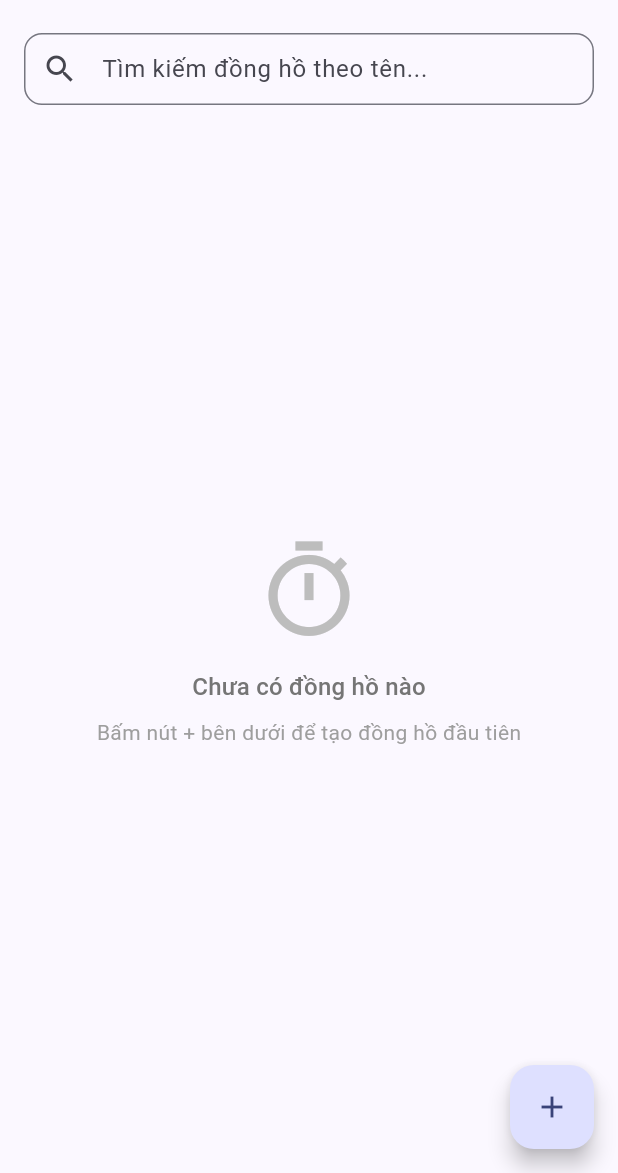
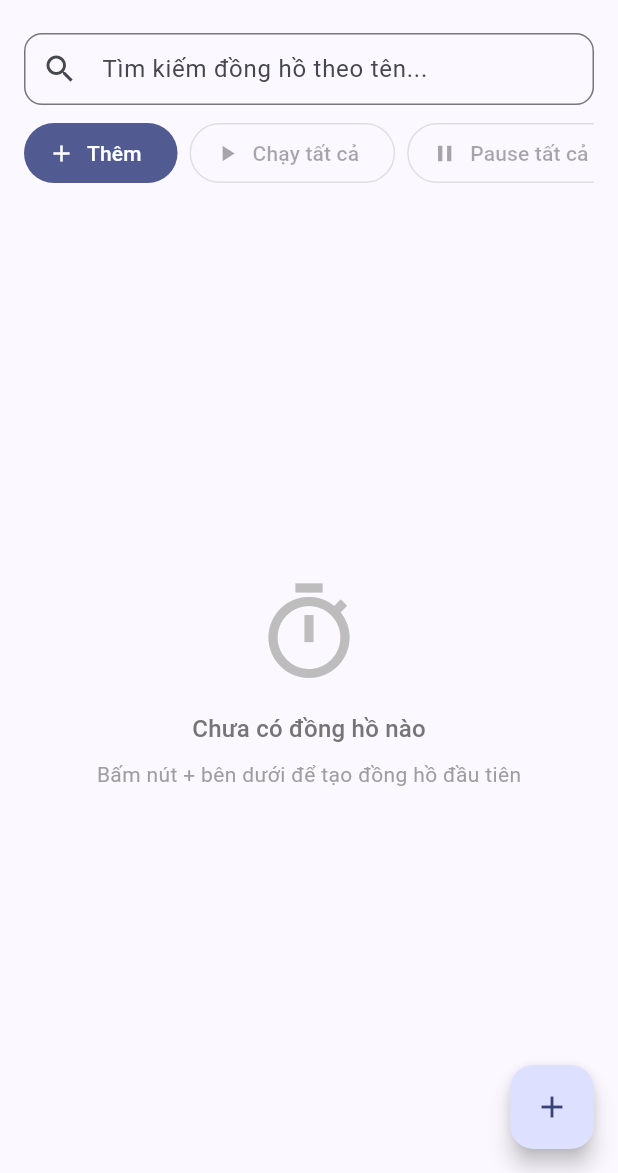
Before and after one commit to cityengin/multi-stopwatch, a Flutter app: the screen it shows after launch, on a phone screen of 412 x 824 dp, the part 63-1236 px from its top. Run offline on Flutter 3.47's test engine with Material 3 defaults, Android fonts, the phone set to English and light mode, and no system bars; our stand-ins replace shared_preferences.

Commit message:
feat(ui): add batch operations toolbar to home screen

```diff
--- a/lib/ui/screens/home_screen.dart
+++ b/lib/ui/screens/home_screen.dart
@@ -90,7 +90,9 @@ class _HomeScreenState extends State<HomeScreen> {
 
   void _showErrorSnackBar(String message) {
     if (!mounted) return;
-    ScaffoldMessenger.of(context).showSnackBar(
+    ScaffoldMessenger.of(context)
+      ..hideCurrentSnackBar()
+      ..showSnackBar(
         SnackBar(content: Text(message), backgroundColor: Colors.red.shade700),
       );
   }
@@ -137,6 +139,89 @@ class _HomeScreenState extends State<HomeScreen> {
       _showErrorSnackBar(msg);
     } on StorageException {
       _showErrorSnackBar('Lỗi lưu trữ, đã hoàn tác');
+    }
+  }
+
+  Future<void> _handleRunAll() async {
+    try {
+      await _service.runAll();
+    } on StorageException {
+      _showErrorSnackBar('Lỗi lưu trữ khi chạy tất cả');
+    } catch (e) {
+      _showErrorSnackBar('Không thể chạy tất cả: $e');
+    }
+  }
+
+  Future<void> _handlePauseAll() async {
+    try {
+      await _service.pauseAll();
+    } on StorageException {
+      _showErrorSnackBar('Lỗi lưu trữ khi tạm dừng tất cả');
+    } catch (e) {
+      _showErrorSnackBar('Không thể tạm dừng tất cả: $e');
+    }
+  }
+
+  Future<void> _confirmResetAll(int count) async {
+    final confirmed = await showDialog<bool>(
+      context: context,
+      builder: (dialogContext) => AlertDialog(
+        title: const Text('Xác nhận reset tất cả'),
+        content: Text('Reset toàn bộ $count đồng hồ về 00:00 và xóa hết lap?'),
+        actions: [
+          TextButton(
+            onPressed: () => Navigator.of(dialogContext).pop(false),
+            child: const Text('Hủy'),
+          ),
+          FilledButton(
+            onPressed: () => Navigator.of(dialogContext).pop(true),
+            child: const Text('Reset'),
+          ),
+        ],
+      ),
+    );
+
+    if (confirmed == true && mounted) {
+      try {
+        await _service.resetAll();
+      } on StorageException {
+        _showErrorSnackBar('Lỗi lưu trữ khi reset tất cả');
+      } catch (e) {
+        _showErrorSnackBar('Không thể reset tất cả: $e');
+      }
+    }
+  }
+
+  Future<void> _confirmDeleteAll(int count) async {
+    final confirmed = await showDialog<bool>(
+      context: context,
+      builder: (dialogContext) => AlertDialog(
+        title: const Text('Xác nhận xóa tất cả'),
+        content: Text(
+          'Xóa toàn bộ $count đồng hồ? Hành động này không thể hoàn tác.',
+        ),
+        actions: [
+          TextButton(
+            onPressed: () => Navigator.of(dialogContext).pop(false),
+            child: const Text('Hủy'),
+          ),
+          FilledButton(
+            style: FilledButton.styleFrom(backgroundColor: Colors.red),
+            onPressed: () => Navigator.of(dialogContext).pop(true),
+            child: const Text('Xóa'),
+          ),
+        ],
+      ),
+    );
+
+    if (confirmed == true && mounted) {
+      try {
+        await _service.deleteAll();
+      } on StorageException {
+        _showErrorSnackBar('Lỗi lưu trữ khi xóa tất cả');
+      } catch (e) {
+        _showErrorSnackBar('Không thể xóa tất cả: $e');
+      }
     }
   }
 
@@ -503,17 +588,139 @@ class _HomeScreenState extends State<HomeScreen> {
                 }
 
                 final tasks = snapshot.data ?? const <TaskSnapshot>[];
+                final canRunAll = tasks.any(
+                  (t) =>
+                      t.status == TaskStatus.idle ||
+                      t.status == TaskStatus.paused,
+                );
+                final canPauseAll = tasks.any(
+                  (t) => t.status == TaskStatus.running,
+                );
+                final canResetAll = tasks.isNotEmpty;
+                final canDeleteAll = tasks.isNotEmpty;
 
+                return Column(
+                  children: [
+                    _buildBatchActionBar(
+                      context,
+                      tasks: tasks,
+                      canRunAll: canRunAll,
+                      canPauseAll: canPauseAll,
+                      canResetAll: canResetAll,
+                      canDeleteAll: canDeleteAll,
+                    ),
+                    Expanded(child: _buildTasksList(context, tasks)),
+                  ],
+                );
+              },
+            ),
+          ),
+        ],
+      ),
+      floatingActionButton: FloatingActionButton(
+        key: const Key('add_task_fab'),
+        onPressed: _showCreateTaskDialog,
+        tooltip: 'Thêm đồng hồ',
+        child: const Icon(Icons.add),
+      ),
+    );
+  }
+
+  Widget _buildBatchActionBar(
+    BuildContext context, {
+    required List<TaskSnapshot> tasks,
+    required bool canRunAll,
+    required bool canPauseAll,
+    required bool canResetAll,
+    required bool canDeleteAll,
+  }) {
+    return LayoutBuilder(
+      builder: (context, constraints) {
+        final isCompact = constraints.maxWidth < 600;
+
+        return Padding(
+          padding: const EdgeInsets.fromLTRB(16, 4, 16, 4),
+          child: SingleChildScrollView(
+            scrollDirection: Axis.horizontal,
+            child: Row(
+              children: [
+                Tooltip(
+                  message: 'Thêm đồng hồ',
+                  child: FilledButton.icon(
+                    key: const Key('batch_add_btn'),
+                    icon: const Icon(Icons.add, size: 18),
+                    label: isCompact
+                        ? const Text('Thêm')
+                        : const Text('Thêm đồng hồ'),
+                    onPressed: _showCreateTaskDialog,
+                  ),
+                ),
+                const SizedBox(width: 8),
+                Tooltip(
+                  message: 'Chạy tất cả',
+                  child: OutlinedButton.icon(
+                    key: const Key('batch_run_all_btn'),
+                    icon: const Icon(Icons.play_arrow, size: 18),
+                    label: const Text('Chạy tất cả'),
+                    onPressed: canRunAll ? _handleRunAll : null,
+                  ),
+                ),
+                const SizedBox(width: 8),
+                Tooltip(
+                  message: 'Pause tất cả',
+                  child: OutlinedButton.icon(
+                    key: const Key('batch_pause_all_btn'),
+                    icon: const Icon(Icons.pause, size: 18),
+                    label: const Text('Pause tất cả'),
+                    onPressed: canPauseAll ? _handlePauseAll : null,
+                  ),
+                ),
+                const SizedBox(width: 8),
+                Tooltip(
+                  message: 'Reset tất cả',
+                  child: OutlinedButton.icon(
+                    key: const Key('batch_reset_all_btn'),
+                    icon: const Icon(Icons.restart_alt, size: 18),
+                    label: const Text('Reset tất cả'),
+                    onPressed: canResetAll
+                        ? () => _confirmResetAll(tasks.length)
+                        : null,
+                  ),
+                ),
+                const SizedBox(width: 8),
+                Tooltip(
+                  message: 'Xóa tất cả',
+                  child: OutlinedButton.icon(
+                    key: const Key('batch_delete_all_btn'),
+                    style: OutlinedButton.styleFrom(
+                      foregroundColor: Colors.red,
+                      iconColor: Colors.red,
+                      side: canDeleteAll
+                          ? BorderSide(color: Colors.red.shade300)
+                          : null,
+                    ),
+                    icon: const Icon(Icons.delete_outline, size: 18),
+                    label: const Text('Xóa tất cả'),
+                    onPressed: canDeleteAll
+                        ? () => _confirmDeleteAll(tasks.length)
+                        : null,
+                  ),
+                ),
+              ],
+            ),
+          ),
+        );
+      },
+    );
+  }
+
+  Widget _buildTasksList(BuildContext context, List<TaskSnapshot> tasks) {
     if (tasks.isEmpty) {
       return Center(
         child: Column(
           mainAxisSize: MainAxisSize.min,
           children: [
-                        Icon(
-                          Icons.timer_outlined,
-                          size: 72,
-                          color: Colors.grey.shade400,
-                        ),
+            Icon(Icons.timer_outlined, size: 72, color: Colors.grey.shade400),
             const SizedBox(height: 16),
             Text(
               'Chưa có đồng hồ nào',
@@ -534,20 +741,14 @@ class _HomeScreenState extends State<HomeScreen> {
     final query = _searchQuery.trim().toLowerCase();
     final filteredTasks = query.isEmpty
         ? tasks
-                    : tasks
-                          .where((t) => t.name.toLowerCase().contains(query))
-                          .toList();
+        : tasks.where((t) => t.name.toLowerCase().contains(query)).toList();
 
     if (filteredTasks.isEmpty) {
       return Center(
         child: Column(
           mainAxisSize: MainAxisSize.min,
           children: [
-                        Icon(
-                          Icons.search_off,
-                          size: 64,
-                          color: Colors.grey.shade400,
-                        ),
+            Icon(Icons.search_off, size: 64, color: Colors.grey.shade400),
             const SizedBox(height: 16),
             Text(
               'Không tìm thấy đồng hồ nào',
@@ -571,9 +772,7 @@ class _HomeScreenState extends State<HomeScreen> {
 
         if (isWide) {
           // Màn rộng: Hiển thị dạng lưới (GridView)
-                      final crossAxisCount = constraints.maxWidth >= 960
-                          ? 3
-                          : 2;
+          final crossAxisCount = constraints.maxWidth >= 960 ? 3 : 2;
           return GridView.builder(
             key: const Key('tasks_grid_view'),
             padding: const EdgeInsets.fromLTRB(16, 8, 16, 80),
@@ -626,17 +825,5 @@ class _HomeScreenState extends State<HomeScreen> {
         }
       },
     );
-              },
-            ),
-          ),
-        ],
-      ),
-      floatingActionButton: FloatingActionButton(
-        key: const Key('add_task_fab'),
-        onPressed: _showCreateTaskDialog,
-        tooltip: 'Thêm đồng hồ',
-        child: const Icon(Icons.add),
-      ),
-    );
   }
 }
```
Also changed, not shown: 2 other files. Lines whose indentation alone changed are shown as unchanged.
